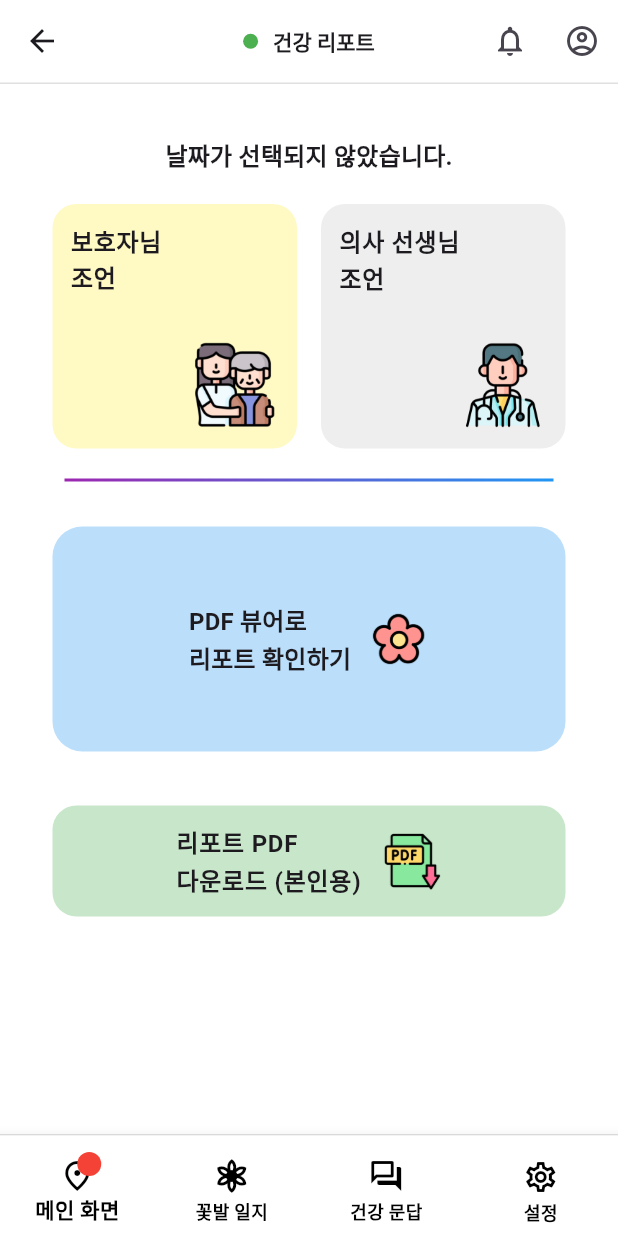
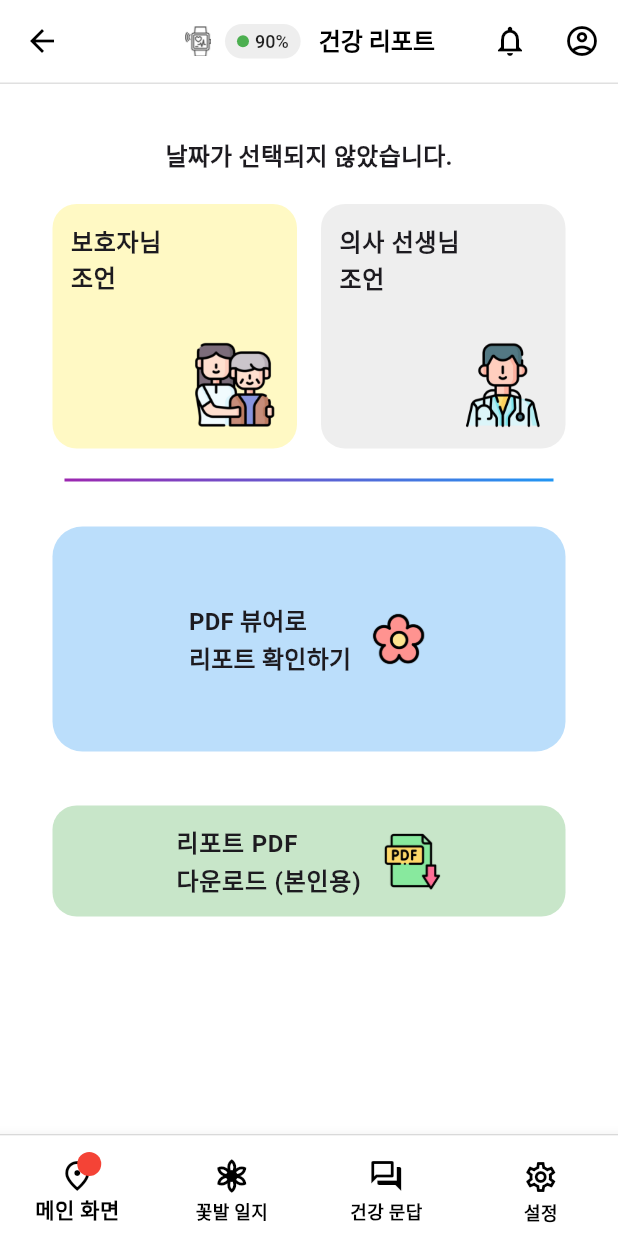
Before and after one commit to CapstonProduct/day_in_bloom_v1, a Flutter app: the Ago30plusReportCategoryScreen screen opened by its route, on a phone screen of 412 x 824 dp. Run offline on Flutter 3.47's test engine with Material 3 defaults, Android fonts, the phone set to English and light mode, and no system bars; our stand-ins replace dio, firebase_core, firebase_messaging, flutter_dotenv, flutter_local_notifications, flutter_native_splash and 6 more; missing offline and left inert: easy_pdf_viewer, flutter_inappwebview; accounts and stored records are empty; network calls fail.

Commit message:
Fix: Modify battery status in app bar

```diff
--- a/lib/widgets/app_bar.dart
+++ b/lib/widgets/app_bar.dart
@@ -13,7 +13,6 @@ class CustomAppBar extends StatelessWidget implements PreferredSizeWidget {
 
   Color _getBatteryIndicatorColor() {
     int batteryStatus = 90;
-
     if (batteryStatus > 60) {
       return Colors.green;
     } else if (batteryStatus > 30) {
@@ -21,6 +20,10 @@ class CustomAppBar extends StatelessWidget implements PreferredSizeWidget {
     } else {
       return Colors.red;
     }
+  }
+
+  int _getBatteryLevel() {
+    return 90; // 실제로는 배터리 상태를 가져오는 로직이 필요
   }
 
   @override
@@ -31,39 +34,76 @@ class CustomAppBar extends StatelessWidget implements PreferredSizeWidget {
       title: Row(
         mainAxisSize: MainAxisSize.min,
         children: [
+          Image.asset(
+            "assets/battery_img/watch.png",
+            width: 20,
+            height: 20,
+            errorBuilder: (context, error, stackTrace) {
+              return const Icon(
+                Icons.watch_later_outlined,
+                size: 12,
+                color: Colors.black54,
+              );
+            },
+          ),
+          const SizedBox(width: 8),
           GestureDetector(
             onTap: () {
               context.go('/homeCalendar/batteryStatus');
             },
             child: Container(
-              width: 10,
-              height: 10,
+              padding: const EdgeInsets.symmetric(horizontal: 8, vertical: 4),
               decoration: BoxDecoration(
-                color: _getBatteryIndicatorColor(),
-                shape: BoxShape.circle,
+                color: Colors.grey[200],
+                borderRadius: BorderRadius.circular(12),
+              ),
+              child: Row(
+                mainAxisSize: MainAxisSize.min,
+                children: [
+                  Container(
+                    width: 8,
+                    height: 8,
+                    decoration: BoxDecoration(
+                      color: _getBatteryIndicatorColor(),
+                      shape: BoxShape.circle,
+                    ),
+                  ),
+                  const SizedBox(width: 4),
+                  // 배터리 레벨 텍스트
+                  Text(
+                    '${_getBatteryLevel()}%',
+                    style: const TextStyle(
+                      fontSize: 12,
+                      fontWeight: FontWeight.w500,
+                      color: Colors.black87,
+                    ),
+                  ),
+                ],
               ),
             ),
           ),
-          const SizedBox(width: 10),
+          const SizedBox(width: 12),
+          // 앱 제목
           Text(
             title,
             style: const TextStyle(
               fontWeight: FontWeight.bold,
-              fontSize: 14,
+              fontSize: 16,
+              color: Colors.black,
             ),
           ),
         ],
       ),
-      leading: showBackButton ? const BackButton() : null,
+      leading: showBackButton ? const BackButton(color: Colors.black) : null,
       actions: [
         IconButton(
-          icon: const Icon(Icons.notifications_none_outlined),
+          icon: const Icon(Icons.notifications_none_outlined, color: Colors.black),
           onPressed: () {
             context.go('/homeCalendar/notiList');
           },
         ),
         IconButton(
-          icon: const Icon(Icons.account_circle_outlined),
+          icon: const Icon(Icons.account_circle_outlined, color: Colors.black),
           onPressed: () {
             context.go('/homeSetting/viewProfile');
           },
--- a/pubspec.yaml
+++ b/pubspec.yaml
@@ -169,6 +169,8 @@ flutter:
     - assets/remove_img/exercise_graph_ex.png
     - assets/remove_img/sleep_graph_ex.png
 
+    - assets/battery_img/watch.png
+
   # An image asset can refer to one or more resolution-specific "variants", see
   # https://flutter.dev/to/resolution-aware-images
 
```
Also changed, not shown: assets/battery_img/watch.png (added).
